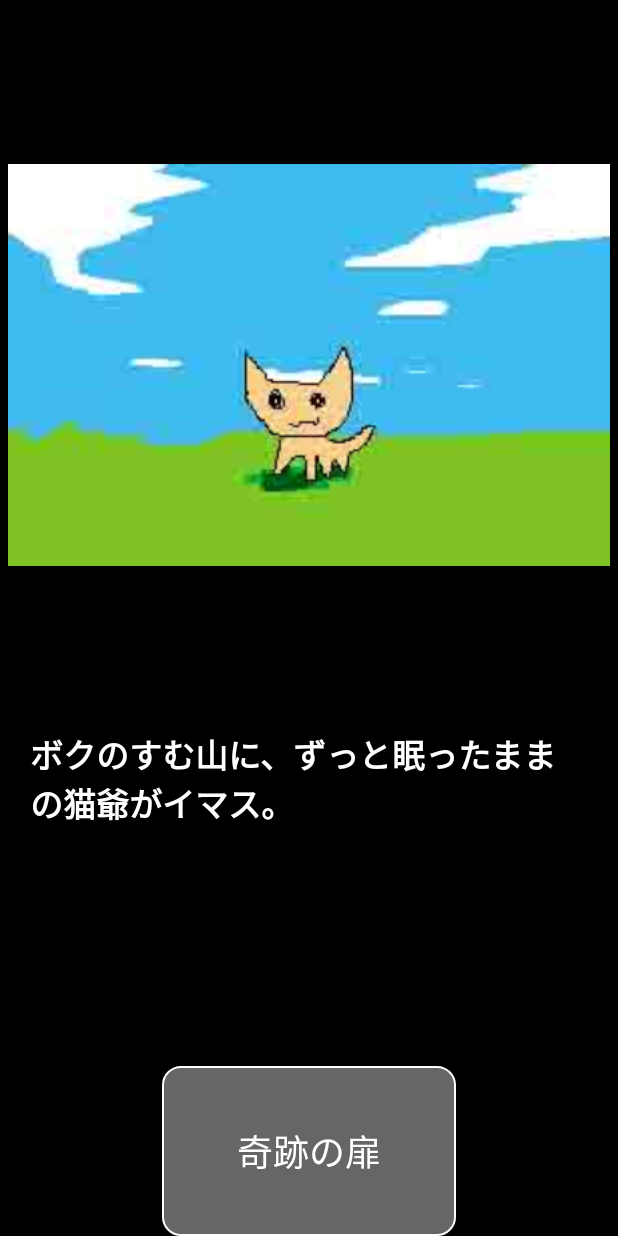
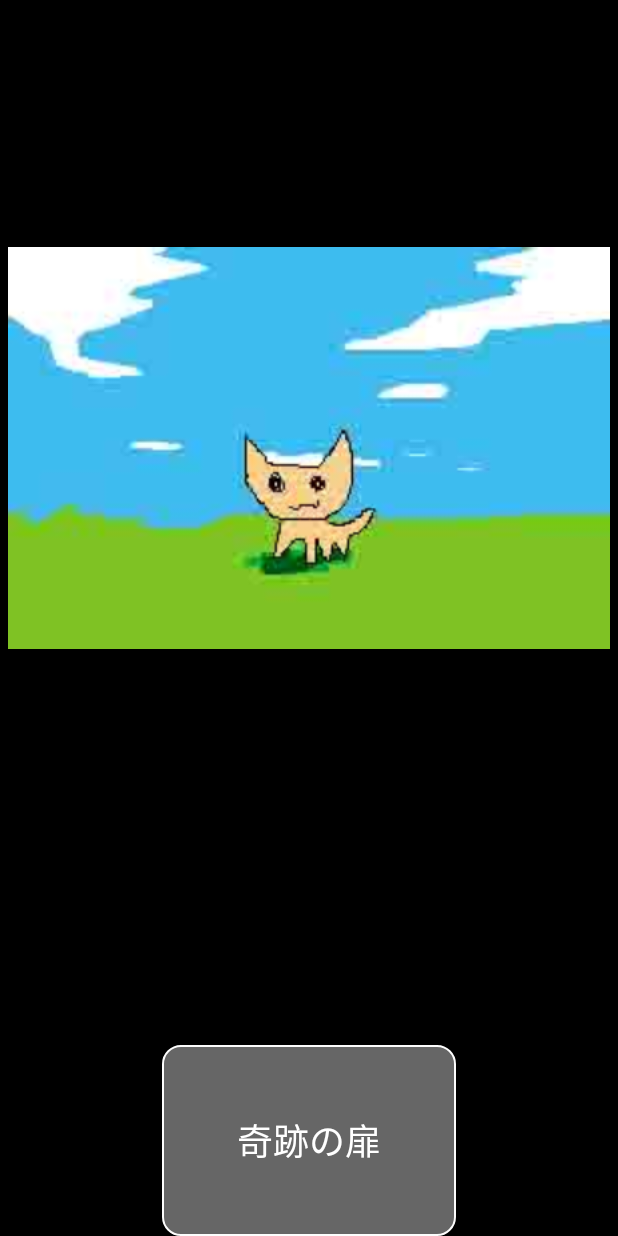
Before and after one commit to circularuins/kiseki, an Android app: the GameActivity screen opened directly, with no data from a screen before it, after a tap on "奇跡の扉", on a phone screen of 412 x 824 dp. Run offline under Robolectric (Android 15) with nearby library versions, the phone set to English and light mode, and no system bars.

Commit message:
テキストサイズを解像度変更に対応させる処理追加

```diff
--- a/app/src/main/java/com/circularuins/miracledoor/GameActivity.java
+++ b/app/src/main/java/com/circularuins/miracledoor/GameActivity.java
@@ -166,6 +166,13 @@ public class GameActivity extends Activity {
     //効果音用変数
     private SoundPool sp;
     private int spID;
+    //ウィジェット参照用
+    private ImageView imageView;
+    private TextView textView;
+    private Button button;
+    //テキストサイズをデバイス解像度に対応させるための値
+    float width_ratio;
+    float height_ratio;
 
     @Override
     protected void onCreate(Bundle savedInstanceState) {
@@ -188,10 +195,10 @@ public class GameActivity extends Activity {
         //BGMのセット
         plots.get(105).setBgmName("love"); //106シーン目にBGMをセット
 
-        //各参照の取得
-        final ImageView imageView = (ImageView)findViewById(R.id.seenView);
-        final TextView textView = (TextView)findViewById(R.id.protView);
-        final Button button = (Button)findViewById(R.id.nextBtn);
+        //各ウィジェット参照の取得
+        imageView = (ImageView)findViewById(R.id.seenView);
+        textView = (TextView)findViewById(R.id.protView);
+        button = (Button)findViewById(R.id.nextBtn);
 
         //最初の画面表示
         //画像の表示
@@ -212,6 +219,9 @@ public class GameActivity extends Activity {
             public void onClick(View v) {
                 //効果音の再生
                 sp.play(spID, 0.5f, 1.0f, 0, 0, 1.0f);
+
+                //テキストサイズを解像度によって調整
+                textView.setTextSize(22 * width_ratio);
 
                 //各上限値
                 final int PLOT_MAX = plots.size();
@@ -257,6 +267,15 @@ public class GameActivity extends Activity {
         });
     }
 
+    //onCreateの後に呼ばれるらしい？
+    @Override
+    public void onWindowFocusChanged(boolean hasFocus) {
+        super.onWindowFocusChanged(hasFocus);
+
+        //テキストサイズをデバイス解像度に対応させるための値
+        width_ratio = (float)(textView.getWidth() / 1200f);
+        height_ratio = (float)(textView.getHeight() / 1200f);
+    }
 
     @Override
     public boolean onCreateOptionsMenu(Menu menu) {
```
